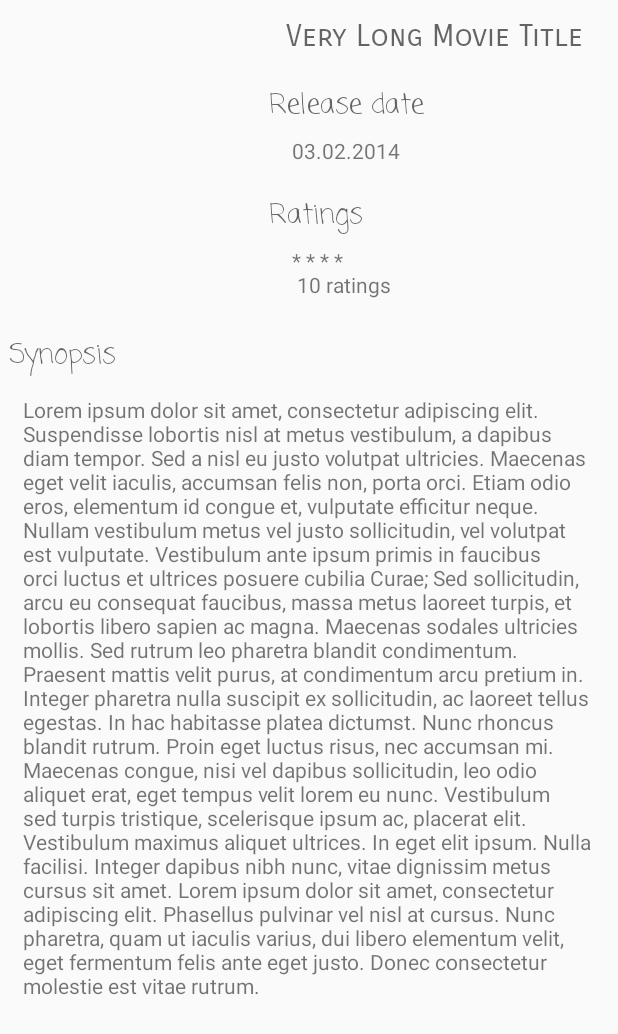
After one commit to albertbuchard/watts-hut, an Android app: the layout movie_detail.xml on its own in the app's theme, with its tools: preview values and no code run, on a phone screen of 412 x 824 dp. The commit adds this screen. Shown: the top 1034 px of the screen. Run offline under Robolectric (Android 15) with nearby library versions, the phone set to English and light mode, and no system bars.

Commit message:
Fixes #10 Fixes #9 Fixes #20 Fixes #22 - Created detailed layout. Tweaked the menubar to have a sorting button top right, either top rated or popular. Added sorting behavior with caching of the datasets for the recycler view. Added separate page count for both api entrypoint.

```diff
--- a/app/src/main/AndroidManifest.xml
+++ b/app/src/main/AndroidManifest.xml
@@ -5,7 +5,7 @@
     <application
         android:allowBackup="true"
         android:icon="@mipmap/ic_launcher"
-        android:label="@string/app_name"
+        android:label=""
         android:supportsRtl="true"
         android:theme="@style/AppTheme">
 
--- /dev/null
+++ b/app/src/main/res/layout/movie_detail.xml
@@ -0,0 +1,119 @@
+<?xml version="1.0" encoding="utf-8"?>
+<LinearLayout xmlns:android="http://schemas.android.com/apk/res/android"
+    xmlns:app="http://schemas.android.com/apk/res-auto"
+    xmlns:tools="http://schemas.android.com/tools"
+    android:orientation="vertical" android:layout_width="match_parent"
+    android:layout_height="match_parent">
+
+    <ScrollView
+        android:layout_width="match_parent"
+        android:layout_height="match_parent">
+
+        <LinearLayout
+            android:layout_width="match_parent"
+            android:layout_height="wrap_content"
+            android:orientation="vertical" >
+
+            <LinearLayout
+                android:orientation="horizontal"
+                android:layout_width="match_parent"
+                android:layout_height="match_parent">
+
+                <ImageView
+                    android:layout_width="167dp"
+                    android:layout_height="211dp"
+                    app:srcCompat="@android:color/transparent"
+                    android:id="@+id/imageView"
+                    android:adjustViewBounds="true"
+                    android:cropToPadding="true"
+                    android:padding="6dp" />
+
+                <LinearLayout
+                    android:orientation="vertical"
+                    android:layout_width="match_parent"
+                    android:layout_height="wrap_content"
+                    android:layout_weight="1"
+                    android:padding="12dp">
+
+                    <TextView
+                        android:layout_width="match_parent"
+                        android:layout_height="wrap_content"
+                        android:id="@+id/textView"
+                        android:textAppearance="@style/TextAppearance.AppCompat.Medium"
+                        android:gravity="center"
+                        android:textSize="20sp"
+                        android:fontFamily="sans-serif-smallcaps"
+                        tools:text="Very Long Movie Title" />
+
+                    <TextView
+                        android:layout_width="match_parent"
+                        android:layout_height="wrap_content"
+                        android:id="@+id/textView3"
+                        android:textAppearance="@style/TextAppearance.AppCompat.Medium"
+                        android:gravity="top|left"
+                        android:layout_marginTop="20dp"
+                        android:text="Release date"
+                        android:textSize="18sp"
+                        android:fontFamily="casual" />
+
+                    <TextView
+                        android:layout_width="match_parent"
+                        android:layout_height="wrap_content"
+                        android:id="@+id/textView7"
+                        android:textAppearance="@style/TextAppearance.AppCompat.Small"
+                        android:gravity="top|left"
+                        android:layout_marginTop="6dp"
+                        android:layout_marginLeft="15dp"
+                        tools:text="03.02.2014" />
+
+                    <TextView
+                        android:layout_width="match_parent"
+                        android:layout_height="wrap_content"
+                        android:id="@+id/textView6"
+                        android:textAppearance="@style/TextAppearance.AppCompat.Medium"
+                        android:gravity="top|left"
+                        android:layout_marginTop="20dp"
+                        android:text="Ratings"
+                        tools:text="Ratings"
+                        android:textSize="18sp"
+                        android:fontFamily="casual" />
+
+                    <TextView
+                        android:layout_width="match_parent"
+                        android:layout_height="wrap_content"
+                        android:id="@+id/textView5"
+                        android:textAppearance="@style/TextAppearance.AppCompat.Small"
+                        android:gravity="top|left"
+                        android:layout_marginTop="6dp"
+                        android:layout_marginLeft="15dp"
+                        tools:text="* * * *\n 10 ratings" />
+
+                </LinearLayout>
+            </LinearLayout>
+
+            <TextView
+                android:layout_width="match_parent"
+                android:layout_height="wrap_content"
+                android:id="@+id/textView8"
+                android:textAppearance="@style/TextAppearance.AppCompat.Medium"
+                android:gravity="top|left"
+                android:layout_marginTop="6dp"
+                android:text="Synopsis"
+                android:padding="6dp"
+                android:fontFamily="casual" />
+
+            <TextView
+                android:layout_width="match_parent"
+                android:layout_height="wrap_content"
+                android:id="@+id/textView9"
+                android:textAppearance="@style/TextAppearance.AppCompat.Small"
+                android:gravity="top|left"
+                android:layout_marginTop="6dp"
+                android:layout_marginLeft="15dp"
+                tools:text="Lorem ipsum dolor sit amet, consectetur adipiscing elit. Suspendisse lobortis nisl at metus vestibulum, a dapibus diam tempor. Sed a nisl eu justo volutpat ultricies. Maecenas eget velit iaculis, accumsan felis non, porta orci. Etiam odio eros, elementum id congue et, vulputate efficitur neque. Nullam vestibulum metus vel justo sollicitudin, vel volutpat est vulputate. Vestibulum ante ipsum primis in faucibus orci luctus et ultrices posuere cubilia Curae; Sed sollicitudin, arcu eu consequat faucibus, massa metus laoreet turpis, et lobortis libero sapien ac magna. Maecenas sodales ultricies mollis. Sed rutrum leo pharetra blandit condimentum. Praesent mattis velit purus, at condimentum arcu pretium in.  Integer pharetra nulla suscipit ex sollicitudin, ac laoreet tellus egestas. In hac habitasse platea dictumst. Nunc rhoncus blandit rutrum. Proin eget luctus risus, nec accumsan mi. Maecenas congue, nisi vel dapibus sollicitudin, leo odio aliquet erat, eget tempus velit lorem eu nunc. Vestibulum sed turpis tristique, scelerisque ipsum ac, placerat elit. Vestibulum maximus aliquet ultrices. In eget elit ipsum. Nulla facilisi. Integer dapibus nibh nunc, vitae dignissim metus cursus sit amet. Lorem ipsum dolor sit amet, consectetur adipiscing elit. Phasellus pulvinar vel nisl at cursus. Nunc pharetra, quam ut iaculis varius, dui libero elementum velit, eget fermentum felis ante eget justo. Donec consectetur molestie est vitae rutrum."
+                android:layout_marginRight="15dp" />
+
+        </LinearLayout>
+    </ScrollView>
+
+</LinearLayout>
--- a/app/src/main/res/menu/main.xml
+++ b/app/src/main/res/menu/main.xml
@@ -2,9 +2,8 @@
 <menu xmlns:android="http://schemas.android.com/apk/res/android"
     xmlns:app="http://schemas.android.com/apk/res-auto">
     <item
-        android:title="@string/Refresh"
-        android:icon="@mipmap/ic_autorenew_black_24dp"
+        android:title="Popular"
         android:orderInCategory="1"
         app:showAsAction="ifRoom"
-        android:id="@+id/action_refresh"/>
+        android:id="@+id/action_sort"/>
 </menu>
--- a/app/src/main/res/values/colors.xml
+++ b/app/src/main/res/values/colors.xml
@@ -1,6 +1,6 @@
 <?xml version="1.0" encoding="utf-8"?>
 <resources>
     <color name="colorPrimary">#3f51b5</color>
-    <color name="colorPrimaryDark">#303F9F</color>
+    <color name="colorPrimaryDark">#303f9f</color>
     <color name="colorAccent">#ff4081</color>
 </resources>
--- a/app/src/main/res/values/strings.xml
+++ b/app/src/main/res/values/strings.xml
@@ -20,6 +20,8 @@
     <string name="movie_api_param_page">page</string>
     <string name="movie_api_results_image">poster_path</string>
     <string name="loading">loading</string>
+    <string name="sort_by_top">Top Rated</string>
+    <string name="sort_by_popular">Popular</string>
     <string-array name="movie_api_sorting">
         <item>popularity.asc</item>
         <item>popularity.desc</item>
--- a/app/src/main/res/values/styles.xml
+++ b/app/src/main/res/values/styles.xml
@@ -1,6 +1,6 @@
 <resources>
 
-    <style name="AppTheme" parent="Theme.AppCompat.Light.NoActionBar">
+    <style name="AppTheme" parent="Theme.AppCompat.DayNight.DarkActionBar">
         <item name="colorPrimary">@color/colorPrimary</item>
         <item name="colorPrimaryDark">@color/colorPrimaryDark</item>
     </style>
```
Also changed, not shown: app/src/main/java/com/example/pro/watts_hut/MainActivity.java (+37 -9 lines), app/src/main/java/com/example/pro/watts_hut/MovieRvAdapter.java (+8 -0 lines), app/src/main/res/layout/activity_main.xml (+1 -15 lines).
